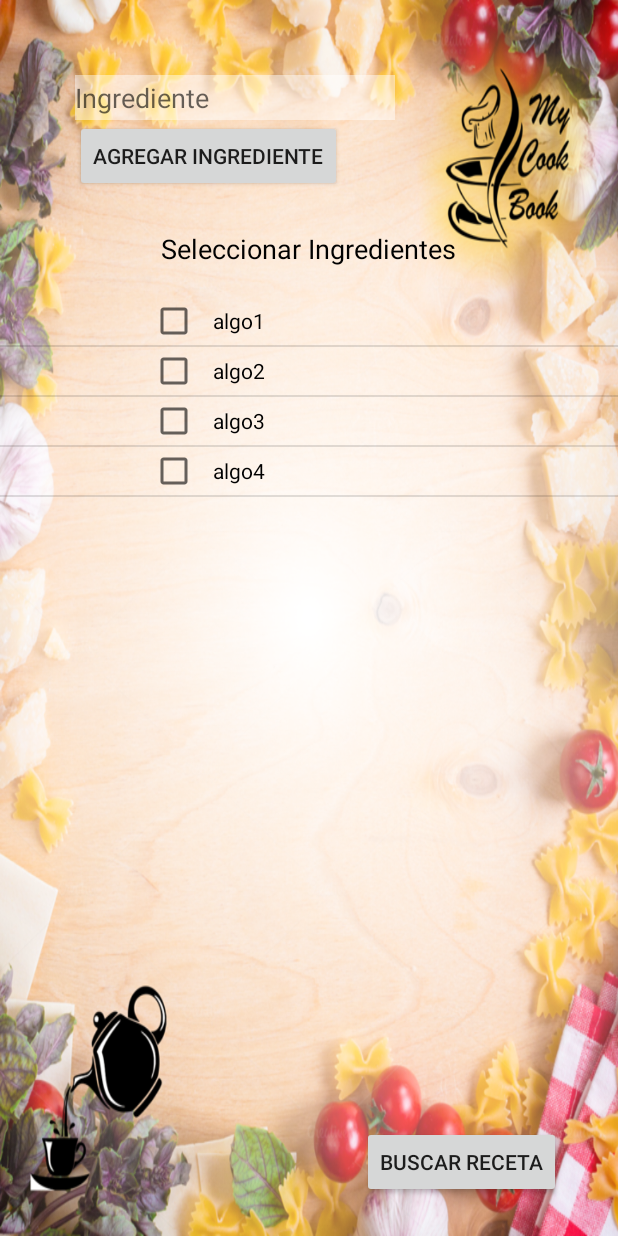
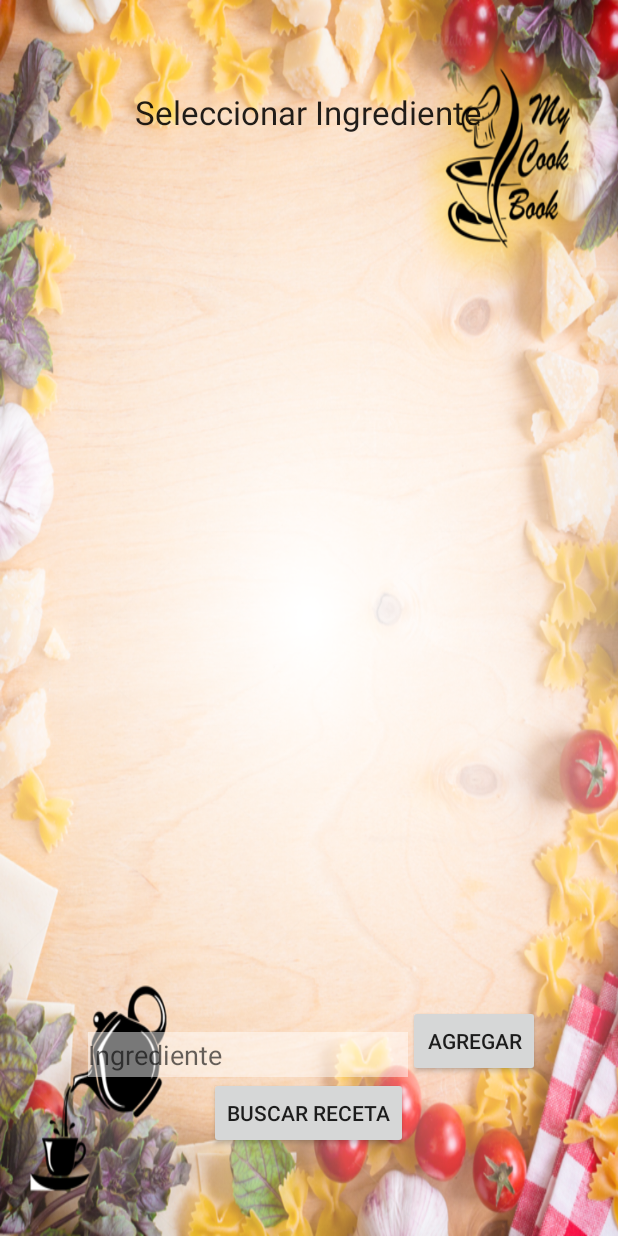
Before and after one commit to nicolegarcia/ProyectV1, an Android app: the DespensaActivity screen opened directly, with no data from a screen before it, on a phone screen of 412 x 824 dp. Run offline under Robolectric (Android 15) with nearby library versions, the phone set to English and light mode, and no system bars.

```diff
--- a/app/src/main/java/com/example/nicole/proyectv1/Despensa/DespensaAdapter.java
+++ b/app/src/main/java/com/example/nicole/proyectv1/Despensa/DespensaAdapter.java
@@ -9,6 +9,7 @@ import android.widget.ArrayAdapter;
 import android.widget.CheckBox;
 import android.widget.TextView;
 
+import com.example.nicole.proyectv1.DataBaseHelper;
 import com.example.nicole.proyectv1.R;
 
 
@@ -16,6 +17,8 @@ import com.example.nicole.proyectv1.R;
  * Created by SG on 05-01-2016.
  */
 public class DespensaAdapter extends ArrayAdapter<Ingrediente> {
+
+
 
     Ingrediente[] modelItems = null;
     Context context;
@@ -27,11 +30,13 @@ public class DespensaAdapter extends ArrayAdapter<Ingrediente> {
     }
     @Override
     public View getView(int position, View convertView, ViewGroup parent) {
+
         LayoutInflater inflater = ((Activity) context).getLayoutInflater();
         convertView = inflater.inflate(R.layout.row, parent, false);
         TextView name = (TextView) convertView.findViewById(R.id.textView1);
         CheckBox cb = (CheckBox) convertView.findViewById(R.id.checkBox1);
         name.setText(modelItems[position].getNombre());
+
         return convertView;
     }
 }
--- a/app/src/main/java/com/example/nicole/proyectv1/DespensaActivity.java
+++ b/app/src/main/java/com/example/nicole/proyectv1/DespensaActivity.java
@@ -24,15 +24,15 @@ public class DespensaActivity extends Activity {
     protected void onCreate(Bundle savedInstanceState) {
         super.onCreate(savedInstanceState);
         setContentView(R.layout.despensa);
-        ingredientes.add("algo1");
-        ingredientes.add("algo2");
-        ingredientes.add("algo3");
-        ingredientes.add("algo4");
+
         irAddIngrediente();
         mostrarIngredientes();
     }
 
     private void irAddIngrediente(){
+
+
+
         Button agregar = (Button) findViewById(R.id.btnAdd);
         final EditText text = (EditText) findViewById(R.id.addIngText);
         agregar.setOnClickListener(new View.OnClickListener() {
--- a/app/src/main/java/com/example/nicole/proyectv1/IngredientAdapter.java
+++ b/app/src/main/java/com/example/nicole/proyectv1/IngredientAdapter.java
@@ -27,7 +27,8 @@ public class IngredientAdapter extends ArrayAdapter<String> {
         this.modelItems = resource;
     }
     @Override
-    public View getView(int position, View convertView, ViewGroup parent) {
+    public View getView(int position, View convertView, ViewGroup parent)
+    {
         LayoutInflater inflater = ((Activity) context).getLayoutInflater();
         convertView = inflater.inflate(R.layout.row, parent, false);
         TextView name = (TextView) convertView.findViewById(R.id.textView1);
--- a/app/src/main/res/layout/despensa.xml
+++ b/app/src/main/res/layout/despensa.xml
@@ -3,40 +3,6 @@
     android:orientation="vertical" android:layout_width="match_parent"
     android:layout_height="match_parent"
     android:background="@drawable/fondodespensa">
-
-    <EditText
-        android:layout_width="wrap_content"
-        android:layout_height="30dp"
-        android:id="@+id/addIngText"
-        android:layout_marginTop="50dp"
-        android:layout_marginLeft="50dp"
-        android:inputType="text"
-        android:hint="Ingrediente"
-        android:ems="10"
-        android:layout_alignParentTop="true"
-        android:cursorVisible="true"
-        android:background="#78ffffff" />
-
-    <Button
-        android:layout_width="wrap_content"
-        android:layout_height="wrap_content"
-        android:text="Agregar Ingrediente"
-        android:id="@+id/btnAdd"
-        android:onClick="irAddIngrediente"
-        android:layout_below="@+id/addIngText"
-        android:layout_alignLeft="@+id/addIngText"
-        android:layout_alignStart="@+id/addIngText" />
-
-    <TextView
-        android:layout_width="wrap_content"
-        android:layout_height="wrap_content"
-        android:textAppearance="?android:attr/textAppearanceMedium"
-        android:text="Seleccionar Ingredientes"
-        android:id="@+id/textView2"
-        android:layout_marginTop="25dp"
-        android:layout_below="@+id/btnAdd"
-        android:layout_centerHorizontal="true"
-        android:textColor="#000000" />
 
     <RelativeLayout
         android:orientation="vertical"
@@ -48,14 +14,16 @@
         android:layout_marginTop="60dp"
         android:weightSum="1"
         android:layout_alignParentRight="true"
-        android:layout_alignParentEnd="true">
+        android:layout_alignParentEnd="true"
+        android:id="@+id/relativeLayout2">
 
         <ListView
             android:id="@+id/listView1"
             android:layout_width="match_parent"
             android:layout_height="239dp"
-            android:layout_alignParentTop="true"
-            android:layout_marginTop="10dp">
+            android:layout_above="@+id/btnAdd"
+            android:layout_alignParentLeft="true"
+            android:layout_alignParentStart="true">
         </ListView>
 
         <Button
@@ -63,14 +31,43 @@
             android:layout_height="wrap_content"
             android:text="Buscar Receta"
             android:id="@+id/btn_Buscar"
-            android:layout_marginRight="38dp"
-            android:layout_marginEnd="38dp"
+            android:layout_below="@+id/addIngText"
+            android:layout_centerHorizontal="true" />
+
+        <EditText
+            android:layout_width="wrap_content"
+            android:layout_height="30dp"
+            android:id="@+id/addIngText"
+            android:inputType="text"
+            android:hint="Ingrediente"
+            android:ems="10"
+            android:cursorVisible="true"
+            android:background="#78ffffff"
+            android:layout_alignBottom="@+id/btnAdd"
+            android:layout_toLeftOf="@+id/btnAdd"
+            android:layout_toStartOf="@+id/btnAdd" />
+
+        <Button
+            android:layout_width="wrap_content"
+            android:layout_height="wrap_content"
+            android:text="Agregar"
+            android:id="@+id/btnAdd"
+            android:onClick="irAddIngrediente"
+            android:layout_marginBottom="106dp"
             android:layout_alignParentBottom="true"
-            android:layout_alignParentRight="true"
-            android:layout_alignParentEnd="true"
-            android:layout_marginBottom="25dp" />
+            android:layout_toRightOf="@+id/btn_Buscar"
+            android:layout_toEndOf="@+id/btn_Buscar" />
 
 
     </RelativeLayout>
 
+    <TextView
+        android:layout_width="wrap_content"
+        android:layout_height="wrap_content"
+        android:textAppearance="?android:attr/textAppearanceLarge"
+        android:text="Seleccionar Ingrediente"
+        android:id="@+id/textView2"
+        android:layout_alignTop="@+id/relativeLayout2"
+        android:layout_centerHorizontal="true" />
+
 </RelativeLayout>
```
Also changed, not shown: app/src/main/AndroidManifest.xml (+11 -0 lines), app/src/main/java/com/example/nicole/proyectv1/DataBaseHelper.java (added, +146 -0 lines), app/src/main/java/com/example/nicole/proyectv1/Display_Login.java (added, +59 -0 lines), app/src/main/java/com/example/nicole/proyectv1/MainActivity.java (+15 -1 lines), app/src/main/java/com/example/nicole/proyectv1/MyApplication.java (added, +43 -0 lines), app/src/main/java/com/example/nicole/proyectv1/SignUp.java (added, +63 -0 lines), app/src/main/java/com/example/nicole/proyectv1/Usuario.java (added, +51 -0 lines), app/src/main/res/layout/activity_main.xml (+13 -1 lines), app/src/main/res/layout/display_login.xml (added, +66 -0 lines), app/src/main/res/layout/signup.xml (added, +92 -0 lines), 1 other file.
